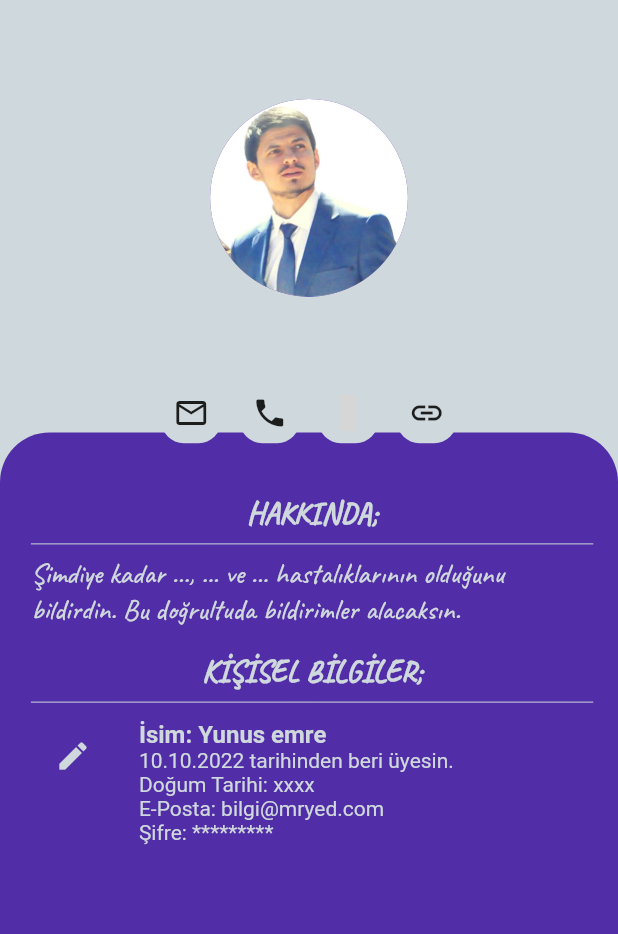
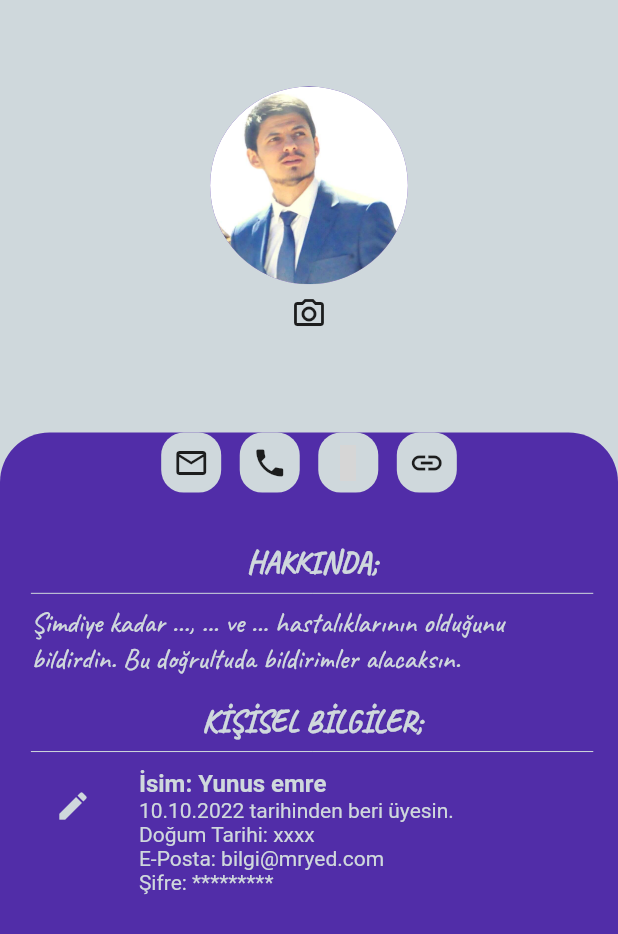
Before and after one commit to YeD-Mi/Flutter-Login-Panel, a Flutter app: the ProfilPage screen opened directly, on a phone screen of 412 x 824 dp. Shown: the top 934 px of the screen. Run offline on Flutter 3.47's test engine with Material 2 defaults, Android fonts, the phone set to English and light mode, and no system bars; our stand-ins replace carousel_slider, image_picker; statements that could not run were skipped; grey boxes are pictures that could not be loaded.

```diff
--- a/lib/views/profilpage.dart
+++ b/lib/views/profilpage.dart
@@ -3,6 +3,9 @@ import 'package:flutter/src/widgets/container.dart';
 import 'package:flutter/src/widgets/framework.dart';
 import 'package:login/color.dart';
 import 'package:url_launcher/url_launcher.dart';
+import 'package:image_picker/image_picker.dart';
+import 'dart:async';
+import 'dart:io';
 
 class ProfilPage extends StatefulWidget {
   const ProfilPage({super.key});
@@ -12,6 +15,29 @@ class ProfilPage extends StatefulWidget {
 }
 
 class _ProfilPageState extends State<ProfilPage> {
+  final ImagePicker _pickerImage = ImagePicker();
+  dynamic _pickImage;
+  PickedFile? placeImage;
+
+  void _onImageButtonPressed(ImageSource source,
+      {BuildContext? context}) async {
+    try {
+      final pickedFile = await _pickerImage.getImage(
+        source: source,
+      );
+      setState(() {
+        placeImage = pickedFile;
+        print("dosyaya geldim: $placeImage");
+        if (placeImage != null) {}
+      });
+    } catch (e) {
+      setState(() {
+        _pickImage = e;
+        print("Image Error: " + _pickImage);
+      });
+    }
+  }
+
   void customLaunch(command) async {
     if (await canLaunch(command)) {
       await launch(command);
@@ -42,17 +68,33 @@ class _ProfilPageState extends State<ProfilPage> {
           ),
         ),
         Padding(
-          padding: EdgeInsets.only(top: size.height * 0.08),
-          child: Align(
-            alignment: Alignment.topCenter,
-            child: CircleAvatar(
-              radius: size.height * .08,
-              backgroundImage: AssetImage('assets/images/mryed.jpg'),
-            ),
+          padding: EdgeInsets.only(top: size.height * 0.07),
+          child: Column(
+            children: [
+              Align(
+                alignment: Alignment.topCenter,
+                child: CircleAvatar(
+                  radius: size.height * .08,
+                  backgroundImage: AssetImage('assets/images/mryed.jpg'),
+                ),
+              ),
+              InkWell(
+                  onTap: () {
+                    print('Degistir şu resmi');
+                    _onImageButtonPressed(ImageSource.camera, context: context);
+                  }, //camera yerine gallery yazarak galeriden görsel alabiliriz.
+                  child: Container(
+                      decoration: BoxDecoration(
+                          color: backColor,
+                          borderRadius: BorderRadius.all(Radius.circular(15))),
+                      child: Padding(
+                          padding: const EdgeInsets.all(8.0),
+                          child: Icon(Icons.camera_alt_outlined))))
+            ],
           ),
         ),
         Padding(
-          padding: EdgeInsets.only(top: size.height * 0.24),
+          padding: EdgeInsets.only(top: size.height * 0.29),
           child: Align(
             alignment: Alignment.topCenter,
             child: Text(
@@ -66,7 +108,7 @@ class _ProfilPageState extends State<ProfilPage> {
           ),
         ),
         Padding(
-          padding: EdgeInsets.only(top: size.height * 0.31),
+          padding: EdgeInsets.only(top: size.height * 0.35),
           child: Align(
             alignment: Alignment.topCenter,
             child: Row(
@@ -143,7 +185,7 @@ class _ProfilPageState extends State<ProfilPage> {
         ),
         Padding(
           padding: EdgeInsets.only(
-              top: size.height * 0.4,
+              top: size.height * 0.44,
               left: size.width * 0.05,
               right: size.width * 0.04),
           child: Column(
--- a/pubspec.yaml
+++ b/pubspec.yaml
@@ -37,6 +37,7 @@ dependencies:
   # Use with the CupertinoIcons class for iOS style icons.
   cupertino_icons: ^1.0.2
   url_launcher: ^6.1.6
+  image_picker: ^0.7.5+3
 
 dev_dependencies:
   flutter_test:
```
Also changed, not shown: 1 other file.
